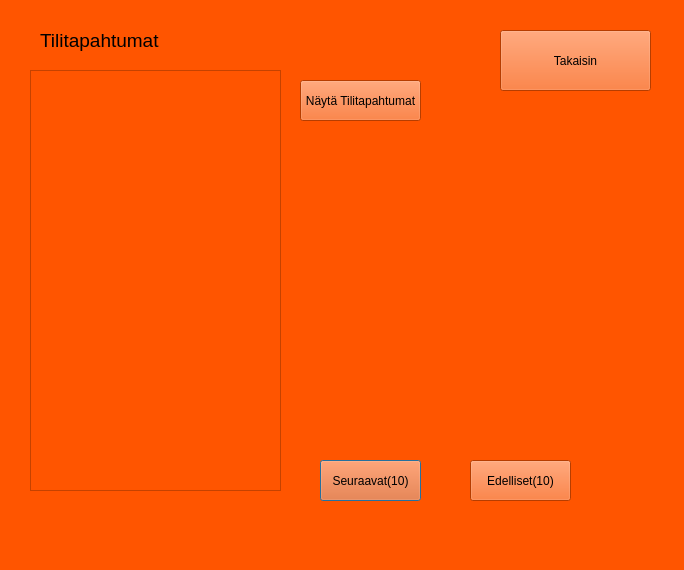
First picture: the form in frontend/tilitapahtumat.ui, repository 22kmo-project/group_8, before the edit.
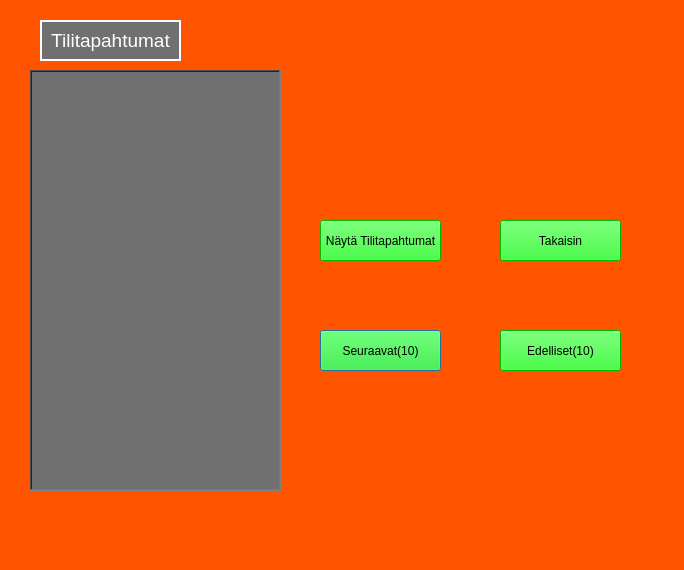
Second picture: the form after the edit.

Commit message: Luottorajan nosto valmis, tilitapahtumien UI:ta fiksattu

Patch:
```diff
--- a/frontend/tilitapahtumat.ui
+++ b/frontend/tilitapahtumat.ui
@@ -30,9 +30,19 @@
      <pointsize>14</pointsize>
     </font>
    </property>
+   <property name="styleSheet">
+    <string notr="true">background-color: rgb(112, 112, 112);
+color: rgb(255, 255, 255);</string>
+   </property>
+   <property name="frameShape">
+    <enum>QFrame::WinPanel</enum>
+   </property>
    <property name="text">
     <string>Tilitapahtumat</string>
    </property>
+   <property name="alignment">
+    <set>Qt::AlignCenter</set>
+   </property>
   </widget>
   <widget class="QTextBrowser" name="textTilitapahtumat">
    <property name="geometry">
@@ -43,16 +53,27 @@
      <height>421</height>
     </rect>
    </property>
+   <property name="styleSheet">
+    <string notr="true">background-color: rgb(112, 112, 112);
+color: rgb(255, 255, 255);</string>
+   </property>
+   <property name="frameShape">
+    <enum>QFrame::WinPanel</enum>
+   </property>
   </widget>
   <widget class="QPushButton" name="seuraavatBtn">
    <property name="geometry">
     <rect>
      <x>320</x>
-     <y>460</y>
-     <width>101</width>
+     <y>330</y>
+     <width>121</width>
      <height>41</height>
     </rect>
    </property>
+   <property name="styleSheet">
+    <string notr="true">background-color: rgb(0, 255, 0);
+color: rgb(0, 0, 0);</string>
+   </property>
    <property name="text">
     <string>Seuraavat(10)</string>
    </property>
@@ -60,12 +81,16 @@
   <widget class="QPushButton" name="edellisetBtn">
    <property name="geometry">
     <rect>
-     <x>470</x>
-     <y>460</y>
-     <width>101</width>
+     <x>500</x>
+     <y>330</y>
+     <width>121</width>
      <height>41</height>
     </rect>
    </property>
+   <property name="styleSheet">
+    <string notr="true">background-color: rgb(0, 255, 0);
+color: rgb(0, 0, 0);</string>
+   </property>
    <property name="text">
     <string>Edelliset(10)</string>
    </property>
@@ -73,12 +98,16 @@
   <widget class="QPushButton" name="naytaTilitapahtumatBtn">
    <property name="geometry">
     <rect>
-     <x>300</x>
-     <y>80</y>
+     <x>320</x>
+     <y>220</y>
      <width>121</width>
      <height>41</height>
     </rect>
    </property>
+   <property name="styleSheet">
+    <string notr="true">background-color: rgb(0, 255, 0);
+color: rgb(0, 0, 0);</string>
+   </property>
    <property name="text">
     <string>Näytä Tilitapahtumat</string>
    </property>
@@ -87,11 +116,15 @@
    <property name="geometry">
     <rect>
      <x>500</x>
-     <y>30</y>
-     <width>151</width>
-     <height>61</height>
+     <y>220</y>
+     <width>121</width>
+     <height>41</height>
     </rect>
    </property>
+   <property name="styleSheet">
+    <string notr="true">background-color: rgb(0, 255, 0);
+color: rgb(0, 0, 0);</string>
+   </property>
    <property name="text">
     <string>Takaisin</string>
    </property>
```
The commit also changes 1 other file.
